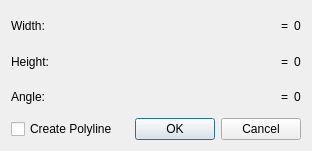
Above: scripts/Draw/Shape/ShapeRectangleSize/ShapeRectangleSizeDialog.ui from qcad/qcad before the change. Below: the same form after it.
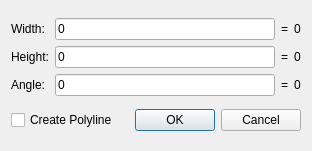
That is the form after the change. Custom widgets are drawn as their Qt base class.

```diff
--- a/scripts/Draw/Shape/ShapeRectangleSize/ShapeRectangleSizeDialog.ui
+++ b/scripts/Draw/Shape/ShapeRectangleSize/ShapeRectangleSizeDialog.ui
@@ -24,8 +24,8 @@
       </widget>
      </item>
      <item row="2" column="1">
-      <widget class="RMathLineEdit" name="Angle" native="true">
-       <property name="text" stdset="0">
+      <widget class="RMathLineEdit" name="Angle">
+       <property name="text">
         <string notr="true">0</string>
        </property>
        <property name="angle" stdset="0">
@@ -54,8 +54,8 @@
       </widget>
      </item>
      <item row="0" column="1">
-      <widget class="RMathLineEdit" name="Width" native="true">
-       <property name="text" stdset="0">
+      <widget class="RMathLineEdit" name="Width">
+       <property name="text">
         <string notr="true">0</string>
        </property>
        <property name="DefaultFocus" stdset="0">
@@ -64,8 +64,8 @@
       </widget>
      </item>
      <item row="1" column="1">
-      <widget class="RMathLineEdit" name="Height" native="true">
-       <property name="text" stdset="0">
+      <widget class="RMathLineEdit" name="Height">
+       <property name="text">
         <string notr="true">0</string>
        </property>
       </widget>
@@ -158,8 +158,8 @@
  <customwidgets>
   <customwidget>
    <class>RMathLineEdit</class>
-   <extends>QWidget</extends>
-   <header>rmathlineedit.h</header>
+   <extends>QLineEdit</extends>
+   <header>RMathLineEdit.h</header>
   </customwidget>
  </customwidgets>
  <tabstops>
```
